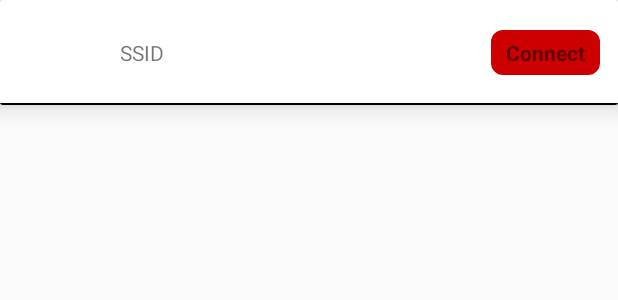
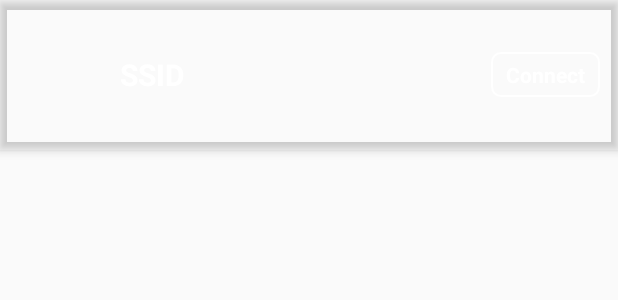
Before and after one commit to rohitksingh/Bulucu, an Android app: the layout wifi_item.xml on its own in the app's theme, with its tools: preview values and no code run, on a phone screen of 412 x 824 dp. Shown: the top 300 px of the screen. Run offline under Robolectric (Android 15) with nearby library versions, the light colour scheme and no system bars.

Commit message:
Added backgound color for list activity

```diff
--- a/Bulucu/app/src/main/java/com/freewifi/rohksin/freewifi/Activities/HomePageActivity.java
+++ b/Bulucu/app/src/main/java/com/freewifi/rohksin/freewifi/Activities/HomePageActivity.java
@@ -106,6 +106,7 @@ public class HomePageActivity extends AppCompatActivity implements TapTargetView
                 recordClickEvents("Open_Wifi_Clicked");
                 Intent intent = new Intent(HomePageActivity.this, WifiListActivity.class);
                 intent.setAction("OPEN_NETWORK");
+                intent.putExtra("BG_COLOR",android.R.color.holo_green_light);
                 startActivity(intent);
 
             }
@@ -119,6 +120,7 @@ public class HomePageActivity extends AppCompatActivity implements TapTargetView
                 recordClickEvents("Close_Wifi_Clicked");
                 Intent intent = new Intent(HomePageActivity.this, WifiListActivity.class);
                 intent.setAction("CLOSE_NETWORK");
+                intent.putExtra("BG_COLOR",android.R.color.holo_orange_light);
                 startActivity(intent);
 
             }
--- a/Bulucu/app/src/main/res/drawable/connect.xml
+++ b/Bulucu/app/src/main/res/drawable/connect.xml
@@ -3,13 +3,14 @@
     android:shape="rectangle"
     >
     <stroke
-        android:color="@android:color/holo_red_dark"
-        android:width="4dp"
+        android:color="#ffffff"
+        android:width="1dp"
         />
     <corners
         android:radius="6dp"
         />
     <solid
-        android:color="@android:color/holo_red_dark"
+        android:color="@android:color/transparent"
         />
+
 </shape>
--- a/Bulucu/app/src/main/res/layout/wifi_item.xml
+++ b/Bulucu/app/src/main/res/layout/wifi_item.xml
@@ -1,16 +1,18 @@
 <?xml version="1.0" encoding="utf-8"?>
 <android.support.v7.widget.CardView xmlns:android="http://schemas.android.com/apk/res/android"
     android:layout_width="match_parent"
-    android:layout_height="70dp"
+    android:layout_height="100dp"
     xmlns:app="http://schemas.android.com/apk/res-auto"
     android:clickable="true"
     android:focusable="true"
     android:foreground="?android:attr/selectableItemBackground"
-    app:cardElevation="10dp"
+    app:cardElevation="4dp"
+    app:cardBackgroundColor="@android:color/transparent"
     >
 <RelativeLayout
     android:layout_width="match_parent"
-    android:layout_height="match_parent">
+    android:layout_height="match_parent"
+    >
     <ImageView
         android:id="@+id/wifiImage"
         android:layout_width="30dp"
@@ -27,6 +29,9 @@
         android:layout_toRightOf="@id/wifiImage"
         android:text="SSID"
         android:layout_centerVertical="true"
+        android:textColor="#ffffff"
+        android:textStyle="bold"
+        android:textSize="20dp"
         />
     <TextView
         android:id="@+id/connect"
@@ -42,11 +47,8 @@
         android:paddingTop="5dp"
         android:paddingBottom="5dp"
         android:textStyle="bold"
+        android:textColor="#ffffff"
          />
-    <View
-        android:layout_width="match_parent"
-        android:layout_height="1dp"
-        android:layout_alignParentBottom="true"
-        android:background="#000000"/>
+
 </RelativeLayout>
 </android.support.v7.widget.CardView>
--- a/Bulucu/app/src/main/res/layout/wifi_list_activity_layout.xml
+++ b/Bulucu/app/src/main/res/layout/wifi_list_activity_layout.xml
@@ -1,7 +1,9 @@
 <?xml version="1.0" encoding="utf-8"?>
 <RelativeLayout xmlns:android="http://schemas.android.com/apk/res/android"
+    android:id="@+id/mainLayout"
     android:layout_width="match_parent"
     android:layout_height="match_parent"
+    android:background="@android:color/holo_orange_light"
     >
     <android.support.v7.widget.RecyclerView
         android:id="@+id/rv"
@@ -13,7 +15,7 @@
         android:layout_height="wrap_content"
         android:layout_centerInParent="true"
         android:visibility="gone"
-        android:textColor="#ffffff"
+        android:textColor="#000000"
         android:textSize="20dp"
         />
 </RelativeLayout>
```
Also changed, not shown: Bulucu/app/src/main/java/com/freewifi/rohksin/freewifi/Activities/WifiListActivity.java (+9 -0 lines).
